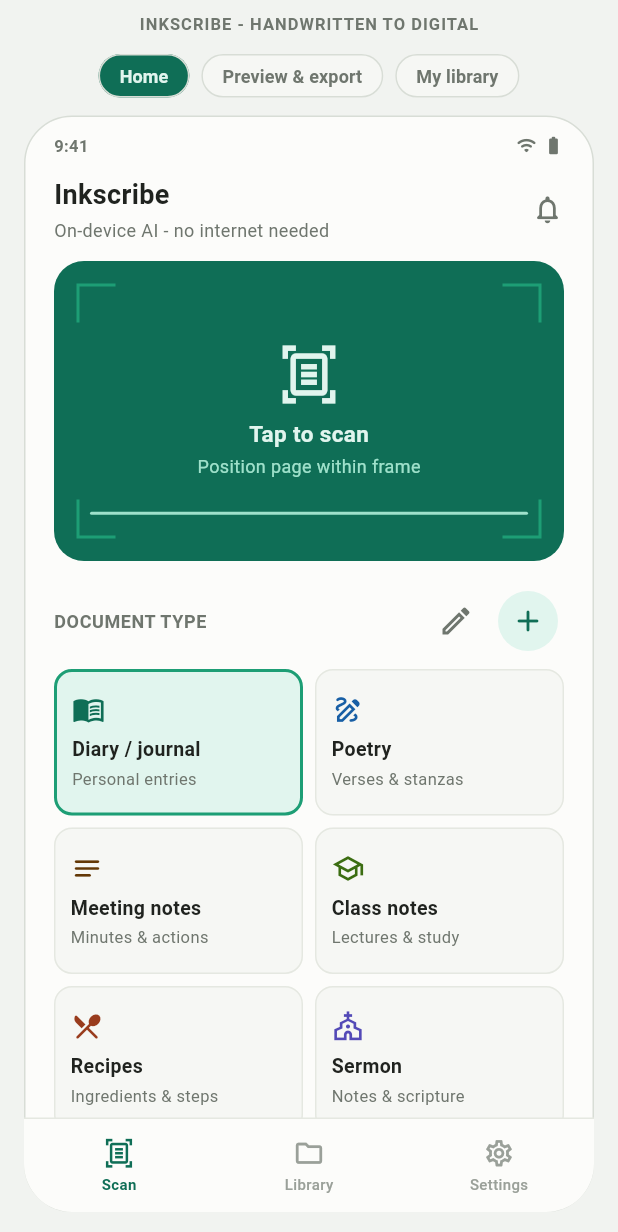
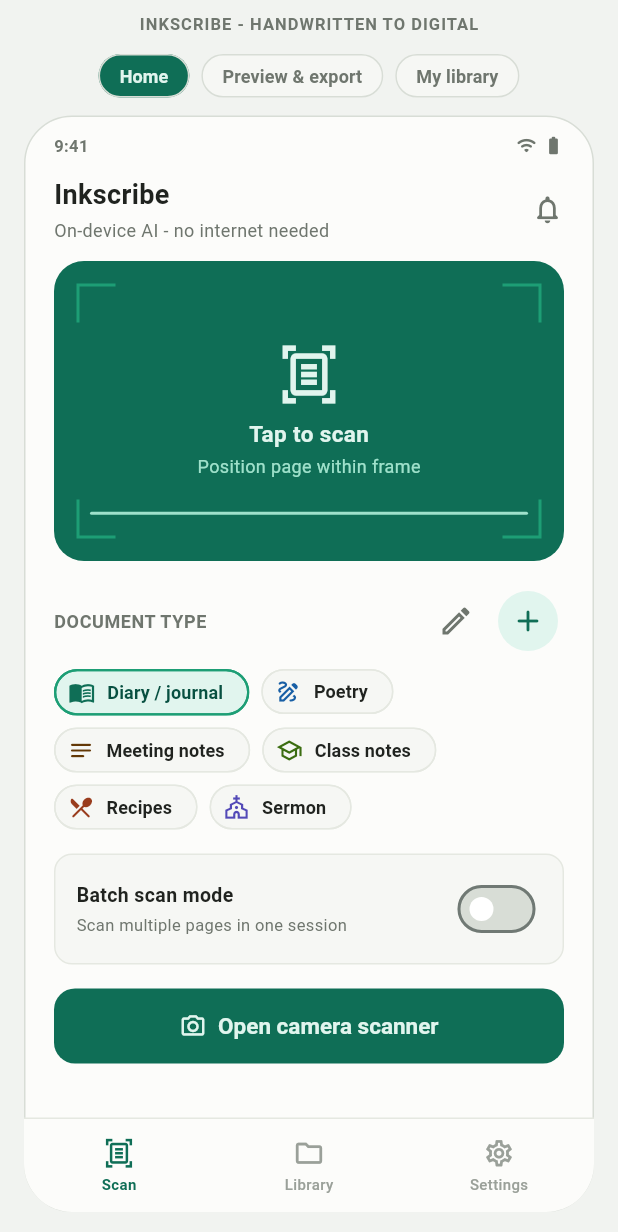
Before and after one commit to valentineRutto/WriteFlow, a Flutter app: the screen it shows after launch, on a phone screen of 412 x 824 dp. Shown: the top 1232 px of the screen. Run offline on Flutter 3.47's test engine with Material 3 defaults, Android fonts, the phone set to English and light mode, and no system bars.

Commit message:
Use filter chips for document types

```diff
--- a/lib/presentation/writeflow_app.dart
+++ b/lib/presentation/writeflow_app.dart
@@ -575,27 +575,17 @@
           ),
           Padding(
             padding: const EdgeInsets.fromLTRB(20, 0, 20, 16),
-            child: GridView.builder(
-              itemCount: documentTypes.length,
-              shrinkWrap: true,
-              physics: const NeverScrollableScrollPhysics(),
-              gridDelegate: const SliverGridDelegateWithFixedCrossAxisCount(
-                crossAxisCount: 2,
-                crossAxisSpacing: 8,
-                mainAxisSpacing: 8,
-                childAspectRatio: 1.7,
-              ),
-              itemBuilder: (context, index) {
-                final doc = documentTypes[index];
-                return SelectableCard(
+            child: Wrap(
+              spacing: 8,
+              runSpacing: 8,
+              children: [
+                for (var index = 0; index < documentTypes.length; index++)
+                  DocumentTypeFilterChip(
+                    documentType: documentTypes[index],
                     selected: viewModel.selectedDocumentType == index,
-                  icon: doc.icon,
-                  iconColor: doc.color,
-                  title: doc.title,
-                  subtitle: doc.subtitle,
                     onTap: () => viewModel.selectDocumentType(index),
-                );
-              },
+                  ),
+              ],
             ),
           ),
           Padding(
@@ -1167,72 +1157,50 @@
   }
 }
 
-class SelectableCard extends StatelessWidget {
-  const SelectableCard({
+class DocumentTypeFilterChip extends StatelessWidget {
+  const DocumentTypeFilterChip({
     super.key,
+    required this.documentType,
     required this.selected,
-    required this.icon,
-    required this.iconColor,
-    required this.title,
-    required this.subtitle,
     required this.onTap,
   });
 
+  final DocType documentType;
   final bool selected;
-  final IconData icon;
-  final Color iconColor;
-  final String title;
-  final String subtitle;
   final VoidCallback onTap;
 
   @override
   Widget build(BuildContext context) {
-    return Material(
-      color: selected ? AppColors.mint : AppColors.surface,
-      borderRadius: BorderRadius.circular(12),
-      child: InkWell(
-        onTap: onTap,
-        borderRadius: BorderRadius.circular(12),
-        child: AnimatedContainer(
-          duration: const Duration(milliseconds: 150),
-          padding: const EdgeInsets.all(10),
-          decoration: BoxDecoration(
-            borderRadius: BorderRadius.circular(12),
-            border: Border.all(
-              color: selected ? AppColors.accentGreen : AppColors.borderLight,
-              width: selected ? 2 : 1,
-            ),
-          ),
-          child: Column(
-            crossAxisAlignment: CrossAxisAlignment.start,
-            mainAxisAlignment: MainAxisAlignment.center,
-            children: [
-              Icon(icon, color: iconColor, size: 22),
-              const SizedBox(height: 6),
-              Text(
-                title,
+    return FilterChip(
+      selected: selected,
+      onSelected: (_) => onTap(),
+      avatar: Icon(
+        documentType.icon,
+        color: selected ? AppColors.deepGreen : documentType.color,
+        size: 18,
+      ),
+      label: Text(
+        documentType.title,
         maxLines: 1,
         overflow: TextOverflow.ellipsis,
-                style: const TextStyle(
-                  color: AppColors.textPrimary,
-                  fontSize: 13,
+      ),
+      tooltip: documentType.subtitle,
+      showCheckmark: false,
+      materialTapTargetSize: MaterialTapTargetSize.shrinkWrap,
+      visualDensity: VisualDensity.compact,
+      labelStyle: TextStyle(
+        color: selected ? AppColors.darkMintText : AppColors.textPrimary,
+        fontSize: 12,
         fontWeight: FontWeight.w700,
       ),
-              ),
-              const SizedBox(height: 2),
-              Text(
-                subtitle,
-                maxLines: 1,
-                overflow: TextOverflow.ellipsis,
-                style: const TextStyle(
-                  color: AppColors.textMuted,
-                  fontSize: 11,
-                ),
-              ),
-            ],
-          ),
-        ),
-      ),
+      backgroundColor: AppColors.surface,
+      selectedColor: AppColors.mint,
+      side: BorderSide(
+        color: selected ? AppColors.accentGreen : AppColors.borderLight,
+        width: selected ? 1.5 : 1,
+      ),
+      shape: const StadiumBorder(),
+      padding: const EdgeInsets.symmetric(horizontal: 8, vertical: 7),
     );
   }
 }
```
Also changed, not shown: 1 other file. Lines whose indentation alone changed are shown as unchanged.
